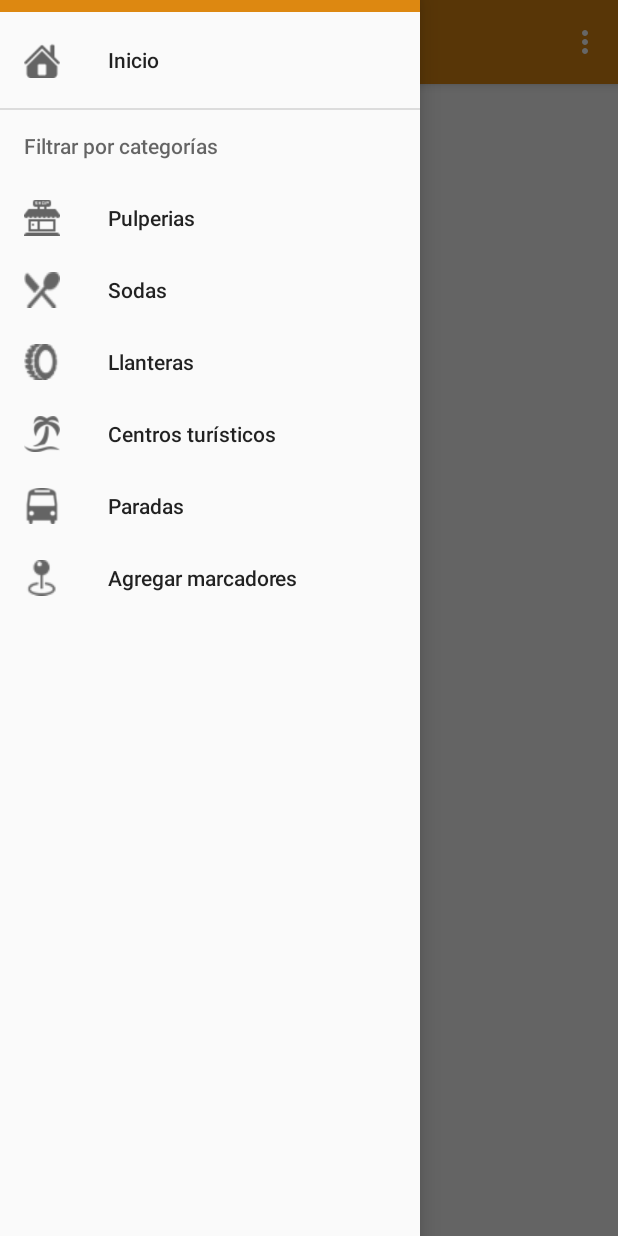
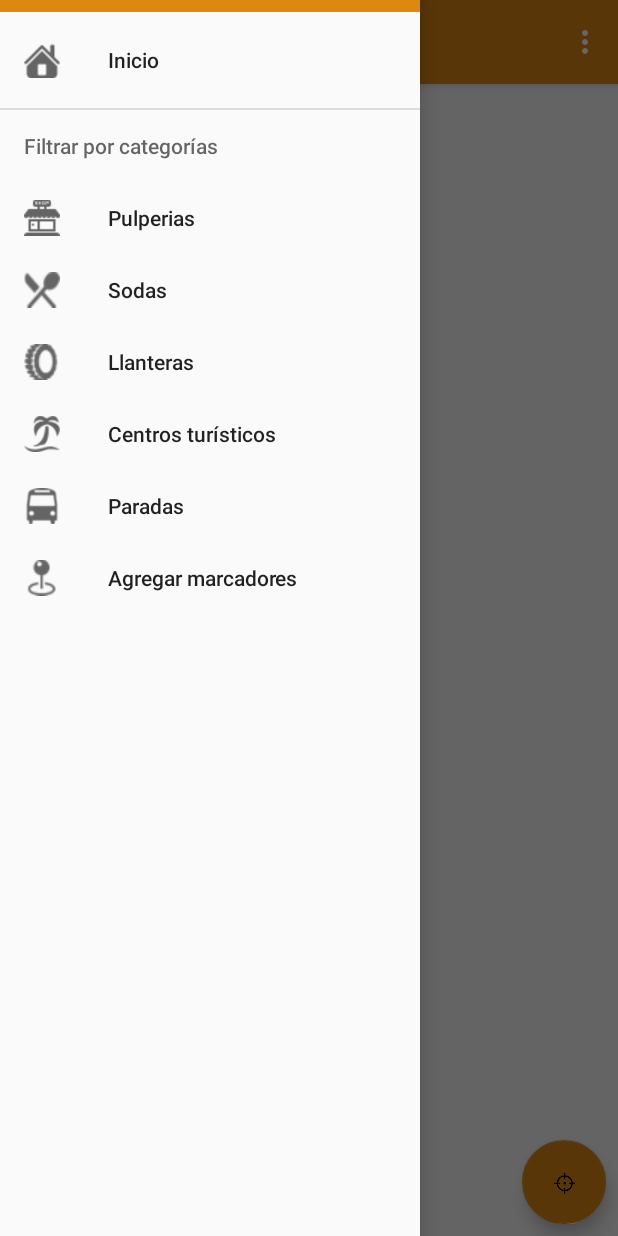
Before and after one commit to emilyMunoz/AppUbicatexFinal_V2, an Android app: the MainActivity screen opened directly, with no data from a screen before it, with the side drawer open, on a phone screen of 412 x 824 dp. Run offline under Robolectric (Android 15) with nearby library versions, the phone set to English and light mode, and no system bars; our stand-ins replace Firebase (no records; nobody signed in at launch, a user with empty details on screens opened directly); libraries missing offline, so code that uses them is left out: com.mapbox.android, com.mapbox.mapboxsdk; 7 statements that could not run were skipped.

Commit message:
Se agregan los zooms a las activitys, se visualizan todos los marcadores en el mapa principal, se corrige los filtro de los marcadores y se agrga una lavel en el formulario de marcadores para visualizar los codigos.

```diff
--- a/app/src/main/java/com/example/appubicatexfinal/Centros_turisticos.java
+++ b/app/src/main/java/com/example/appubicatexfinal/Centros_turisticos.java
@@ -69,7 +69,7 @@ public class Centros_turisticos extends AppCompatActivity implements NavigationV
                             String nombre = mk.getNombre();
                             int codigo = mk.getCodigo();
                             // int telefono = mk.getTelefono();
-                            if (codigo == 1) {
+                            if (codigo == 4) {
                                 mapboxMap.addMarker(new MarkerOptions()
                                         .position(new LatLng(latitud, longitud))
                                         .title(nombre));
--- a/app/src/main/java/com/example/appubicatexfinal/Llanteras.java
+++ b/app/src/main/java/com/example/appubicatexfinal/Llanteras.java
@@ -68,7 +68,7 @@ public class Llanteras extends AppCompatActivity implements NavigationView.OnNav
                             String nombre = mk.getNombre();
                             int codigo = mk.getCodigo();
                             // int telefono = mk.getTelefono();
-                            if (codigo == 1) {
+                            if (codigo == 3) {
                                 mapboxMap.addMarker(new MarkerOptions()
                                         .position(new LatLng(latitud, longitud))
                                         .title(nombre));
--- a/app/src/main/java/com/example/appubicatexfinal/MainActivity.java
+++ b/app/src/main/java/com/example/appubicatexfinal/MainActivity.java
@@ -22,6 +22,7 @@ import android.view.Menu;
 import android.widget.TextView;
 import android.widget.Toast;
 
+import com.example.appubicatexfinal.model.Marcador;
 import com.google.firebase.database.DataSnapshot;
 import com.google.firebase.database.DatabaseError;
 import com.google.firebase.database.DatabaseReference;
@@ -31,6 +32,7 @@ import com.mapbox.android.core.permissions.PermissionsListener;
 import com.mapbox.android.core.permissions.PermissionsManager;
 import com.mapbox.mapboxsdk.Mapbox;
 import com.mapbox.mapboxsdk.annotations.MarkerOptions;
+import com.mapbox.mapboxsdk.camera.CameraPosition;
 import com.mapbox.mapboxsdk.geometry.LatLng;
 import com.mapbox.mapboxsdk.location.LocationComponent;
 import com.mapbox.mapboxsdk.location.LocationComponentActivationOptions;
@@ -54,12 +56,15 @@ public class MainActivity extends AppCompatActivity
      private PermissionsManager permissionsManager;
      private MapboxMap mapboxMap;
 
+    private DatabaseReference mDatabase;
 
     @Override
     protected void onCreate(Bundle savedInstanceState) {
         super.onCreate(savedInstanceState);
 
-        //COMFIGURACION
+        mDatabase = FirebaseDatabase.getInstance().getReference();
+
+        //CONFIGURACIÓN DE ARRANQUE DEL MAPBOX
         Mapbox.getInstance(this, getString(R.string.mapbox_access_token));
         setContentView(R.layout.activity_main);
         mapView = findViewById(R.id.mapView);
@@ -78,6 +83,19 @@ public class MainActivity extends AppCompatActivity
         drawer.addDrawerListener(toggle);
         toggle.syncState();
         navigationView.setNavigationItemSelectedListener(this);
+
+        FloatingActionButton fab = findViewById(R.id.fab);
+        fab.setOnClickListener(new View.OnClickListener() {
+            @Override
+            public void onClick(View view) {
+                mapboxMap.getStyle(new Style.OnStyleLoaded() {
+                    @Override
+                    public void onStyleLoaded(@NonNull Style style) {
+                        enableLocationComponent(style);
+                    }
+                });
+            }
+        });
     }
     //FIN DEL ONCREATE
 
@@ -89,6 +107,27 @@ public class MainActivity extends AppCompatActivity
             @Override
             public void onStyleLoaded(@NonNull Style style) {
                 enableLocationComponent(style);
+            }
+        });
+        mDatabase.child("Marcadores").addValueEventListener(new ValueEventListener() {
+            @Override
+            public void onDataChange(@NonNull DataSnapshot dataSnapshot) {
+                for (DataSnapshot snapshot : dataSnapshot.getChildren()) {
+
+                    Marcador mk = snapshot.getValue(Marcador.class);
+                    double latitud = mk.getLatitud();
+                    double longitud = mk.getLongitud();
+                    String nombre = mk.getNombre();
+                    int codigo = mk.getCodigo();
+                    // int telefono = mk.getTelefono();
+                    mapboxMap.addMarker(new MarkerOptions()
+                            .position(new LatLng(latitud, longitud))
+                            .title(nombre));
+                }
+            }
+
+            @Override
+            public void onCancelled(@NonNull DatabaseError databaseError) {
             }
         });
     }
@@ -134,7 +173,7 @@ public class MainActivity extends AppCompatActivity
     private void enableLocationComponent(@NonNull Style loadedMapStyle) {
         // Check if permissions are enabled and if not request
         if (PermissionsManager.areLocationPermissionsGranted(this)) {
-            Toast.makeText(this,"Tu ubicacion ", Toast.LENGTH_LONG).show();
+            Toast.makeText(this,"Tu ubicacion", Toast.LENGTH_LONG).show();
             // Get an instance of the component
             LocationComponent locationComponent = mapboxMap.getLocationComponent();
             // Activate with options
@@ -146,6 +185,9 @@ public class MainActivity extends AppCompatActivity
             locationComponent.setCameraMode(CameraMode.TRACKING);
             // Set the component's render mode
             locationComponent.setRenderMode(RenderMode.COMPASS);
+
+            locationComponent.zoomWhileTracking(15.0);
+
         } else {
             permissionsManager = new PermissionsManager(this);
             permissionsManager.requestLocationPermissions(this);
@@ -233,22 +275,17 @@ public class MainActivity extends AppCompatActivity
     public boolean onNavigationItemSelected(MenuItem item) {
         // Handle navigation view item clicks here.
         int id = item.getItemId();
-        FragmentManager fragmentManager=getSupportFragmentManager();
-
+        FragmentManager fragmentManager = getSupportFragmentManager();
         if (id == R.id.nav_home) {
             fragmentManager.beginTransaction().replace(R.id.contenedor,new FragmentHome()).commit();
-
         } else if (id == R.id.nav_pulperia) {
-
             Intent intent = new Intent(MainActivity.this,comercios.class);
             startActivity(intent);
-
         } else if (id == R.id.nav_sodas) {
           /*  Intent intent2 = new Intent(MainActivity.this,formulario.class);
             startActivity(intent2);*/
             Intent intent = new Intent(MainActivity.this,Sodas.class);
             startActivity(intent);
-
         } else if (id == R.id.nav_llanteras) {
            // fragmentManager.beginTransaction().replace(R.id.contenedor,new FragmentParadas()).commit();
             Intent intent = new Intent(MainActivity.this,Llanteras.class);
@@ -257,19 +294,13 @@ public class MainActivity extends AppCompatActivity
            // fragmentManager.beginTransaction().replace(R.id.contenedor,new FragmentParadas()).commit();
             Intent intent = new Intent(MainActivity.this,Centros_turisticos.class);
             startActivity(intent);
-
-        }
-
-        else if (id == R.id.nav_parada) {
+        }else if (id == R.id.nav_parada) {
             //fragmentManager.beginTransaction().replace(R.id.contenedor,new FragmentParadas()).commit();
             Intent intent = new Intent(MainActivity.this,Paradas.class);
             startActivity(intent);
-
-
         }else if (id == R.id.nav_formulario){
             Intent intent3 = new Intent(MainActivity.this,formulario.class);
             startActivity(intent3);
-
         }
         DrawerLayout drawer = findViewById(R.id.drawer_layout);
         drawer.closeDrawer(GravityCompat.START);
--- a/app/src/main/java/com/example/appubicatexfinal/Paradas.java
+++ b/app/src/main/java/com/example/appubicatexfinal/Paradas.java
@@ -69,7 +69,7 @@ public class Paradas extends AppCompatActivity implements NavigationView.OnNavig
                             String nombre = mk.getNombre();
                             int codigo = mk.getCodigo();
                             // int telefono = mk.getTelefono();
-                            if (codigo == 1) {
+                            if (codigo == 5) {
                                 mapboxMap.addMarker(new MarkerOptions()
                                         .position(new LatLng(latitud, longitud))
                                         .title(nombre));
--- a/app/src/main/java/com/example/appubicatexfinal/Sodas.java
+++ b/app/src/main/java/com/example/appubicatexfinal/Sodas.java
@@ -71,7 +71,7 @@ public class Sodas extends AppCompatActivity implements NavigationView.OnNavigat
                             String nombre = mk.getNombre();
                             int codigo = mk.getCodigo();
                             // int telefono = mk.getTelefono();
-                            if (codigo == 1) {
+                            if (codigo == 6) {
                                 mapboxMap.addMarker(new MarkerOptions()
                                         .position(new LatLng(latitud, longitud))
                                         .title(nombre));
--- a/app/src/main/java/com/example/appubicatexfinal/comercios.java
+++ b/app/src/main/java/com/example/appubicatexfinal/comercios.java
@@ -32,7 +32,8 @@ import com.mapbox.mapboxsdk.maps.Style;
 
 import java.util.ArrayList;
 
-public class comercios extends AppCompatActivity implements NavigationView.OnNavigationItemSelectedListener{
+public class comercios extends AppCompatActivity
+        implements NavigationView.OnNavigationItemSelectedListener{
 
     private MapView mapView;
     private DatabaseReference mDatabase;
--- a/app/src/main/res/layout/activity_centros_turisticos.xml
+++ b/app/src/main/res/layout/activity_centros_turisticos.xml
@@ -23,6 +23,9 @@
     <com.mapbox.mapboxsdk.maps.MapView
         android:id="@+id/mapView"
         android:layout_width="match_parent"
-        android:layout_height="match_parent"/>
+        android:layout_height="match_parent"
+        mapbox:mapbox_cameraZoom="14"
+        mapbox:mapbox_cameraTargetLat="10.629516"
+        mapbox:mapbox_cameraTargetLng="-85.437711"/>
 
 </android.support.v4.widget.DrawerLayout>
--- a/app/src/main/res/layout/activity_formulario.xml
+++ b/app/src/main/res/layout/activity_formulario.xml
@@ -29,6 +29,12 @@
             android:paddingRight="10dp"
             android:textColor="#000"/>
 
+
+        <TextView
+            android:id="@+id/textView"
+            android:layout_width="match_parent"
+            android:layout_height="wrap_content"
+            android:text="1:Pulperia - Comercios, 3:Llanteras, 4:Centros Turisticos, 5:Paradas, 6:Sodas" />
 
         <EditText
 
--- a/app/src/main/res/layout/activity_llanteras.xml
+++ b/app/src/main/res/layout/activity_llanteras.xml
@@ -23,6 +23,9 @@
     <com.mapbox.mapboxsdk.maps.MapView
         android:id="@+id/mapView"
         android:layout_width="match_parent"
-        android:layout_height="match_parent"/>
+        android:layout_height="match_parent"
+        mapbox:mapbox_cameraZoom="14"
+        mapbox:mapbox_cameraTargetLat="10.629516"
+        mapbox:mapbox_cameraTargetLng="-85.437711"/>
 
 </android.support.v4.widget.DrawerLayout>
--- a/app/src/main/res/layout/activity_paradas.xml
+++ b/app/src/main/res/layout/activity_paradas.xml
@@ -23,6 +23,9 @@
     <com.mapbox.mapboxsdk.maps.MapView
         android:id="@+id/mapView"
         android:layout_width="match_parent"
-        android:layout_height="match_parent"/>
+        android:layout_height="match_parent"
+        mapbox:mapbox_cameraZoom="14"
+        mapbox:mapbox_cameraTargetLat="10.629516"
+        mapbox:mapbox_cameraTargetLng="-85.437711"/>
 
 </android.support.v4.widget.DrawerLayout>
--- a/app/src/main/res/layout/activity_sodas.xml
+++ b/app/src/main/res/layout/activity_sodas.xml
@@ -23,6 +23,9 @@
     <com.mapbox.mapboxsdk.maps.MapView
         android:id="@+id/mapView"
         android:layout_width="match_parent"
-        android:layout_height="match_parent"/>
+        android:layout_height="match_parent"
+        mapbox:mapbox_cameraZoom="14"
+        mapbox:mapbox_cameraTargetLat="10.629516"
+        mapbox:mapbox_cameraTargetLng="-85.437711"/>
 
 </android.support.v4.widget.DrawerLayout>
--- a/app/src/main/res/layout/app_bar_main.xml
+++ b/app/src/main/res/layout/app_bar_main.xml
@@ -25,12 +25,12 @@
 
     <include layout="@layout/content_main" />
 
-    <!--android.support.design.widget.FloatingActionButton
+    <android.support.design.widget.FloatingActionButton
         android:id="@+id/fab"
         android:layout_width="wrap_content"
         android:layout_height="wrap_content"
         android:layout_gravity="bottom|end"
         android:layout_margin="@dimen/fab_margin"
-        app:srcCompat="@android:drawable/ic_dialog_map" /-->
+        app:srcCompat="@drawable/ps"/>
 
 </android.support.design.widget.CoordinatorLayout>
--- a/app/src/main/res/layout/content_main.xml
+++ b/app/src/main/res/layout/content_main.xml
@@ -13,7 +13,6 @@
     <com.mapbox.mapboxsdk.maps.MapView
         android:id="@+id/mapView"
         android:layout_width="match_parent"
-        android:layout_height="match_parent"
-        mapbox:mapbox_cameraZoom="15"/>
+        android:layout_height="match_parent"/>
 
 </android.support.constraint.ConstraintLayout>
--- a/app/src/main/res/layout/fragment_fragment_home.xml
+++ b/app/src/main/res/layout/fragment_fragment_home.xml
@@ -1,5 +1,7 @@
 <?xml version="1.0" encoding="utf-8"?>
-<FrameLayout xmlns:android="http://schemas.android.com/apk/res/android"
+<FrameLayout
+    xmlns:android="http://schemas.android.com/apk/res/android"
+    xmlns:mapbox="http://schemas.android.com/apk/res-auto"
     xmlns:tools="http://schemas.android.com/tools"
     android:layout_width="match_parent"
     android:layout_height="match_parent"
```
Also changed, not shown: app/src/main/java/com/example/appubicatexfinal/FragmentHome.java (+12 -2 lines), app/src/main/res/layout/activity_comercios.xml (+6 -2 lines), app/src/main/res/drawable-v21/position.png (added), app/src/main/res/drawable-v24/ps.png (added).
